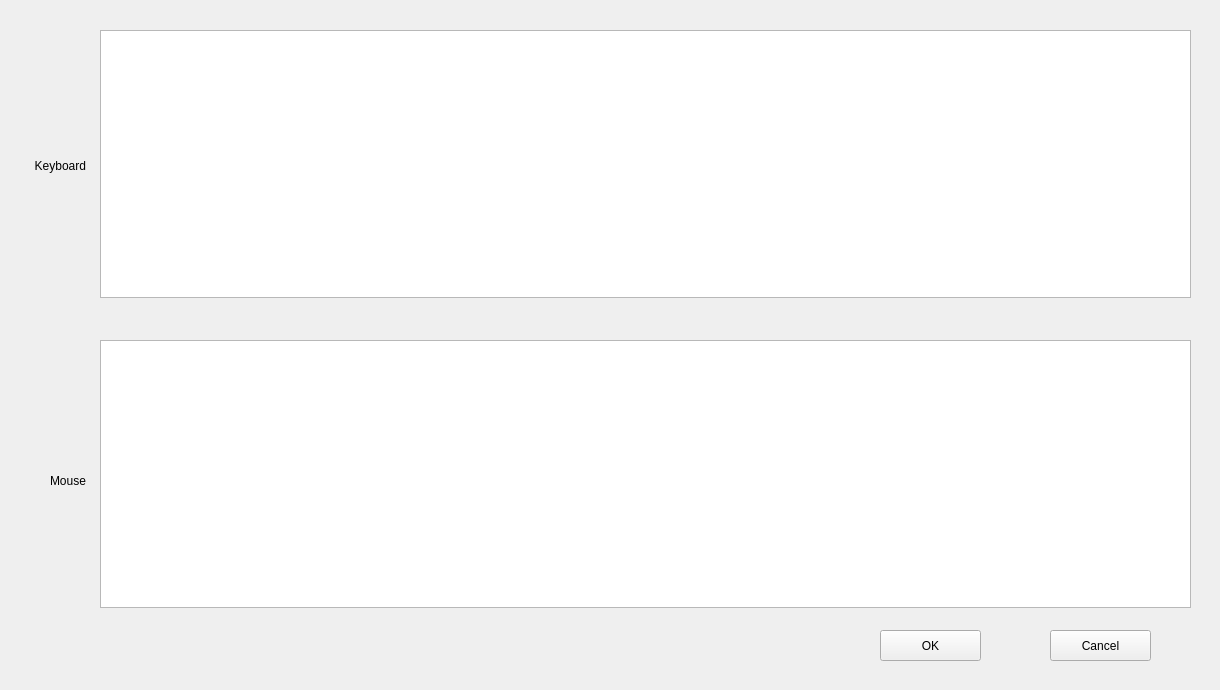
Before: the Qt Designer form QKeyMapper/qinputdevicelistwindow.ui in Zalafina/QKeyMapper, drawn with Qt 5.
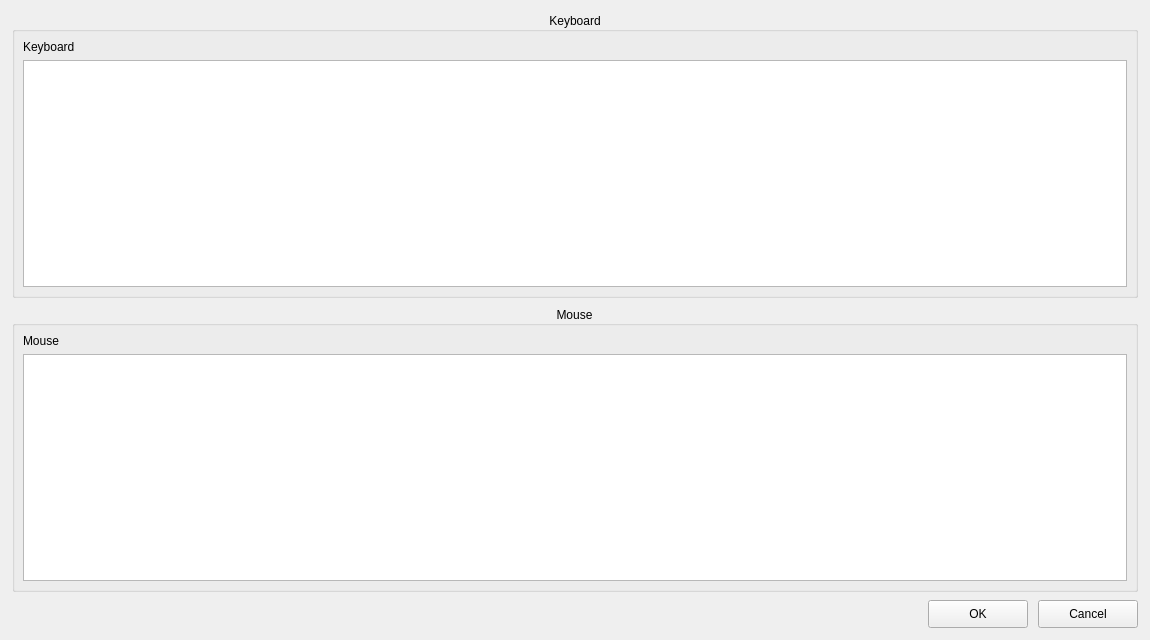
After: the same form once the commit is applied.

Commit message: refactor(ui): modernize Batch 2A dialog layouts and enforce GroupBox standards

```diff
--- a/QKeyMapper/qinputdevicelistwindow.ui
+++ b/QKeyMapper/qinputdevicelistwindow.ui
@@ -9,124 +9,200 @@
    <rect>
     <x>0</x>
     <y>0</y>
-    <width>1220</width>
-    <height>690</height>
+    <width>1150</width>
+    <height>640</height>
    </rect>
   </property>
   <property name="sizePolicy">
-   <sizepolicy hsizetype="Fixed" vsizetype="Fixed">
+   <sizepolicy hsizetype="Preferred" vsizetype="Preferred">
     <horstretch>0</horstretch>
     <verstretch>0</verstretch>
    </sizepolicy>
   </property>
   <property name="minimumSize">
    <size>
-    <width>1220</width>
-    <height>690</height>
-   </size>
-  </property>
-  <property name="maximumSize">
-   <size>
-    <width>1220</width>
-    <height>690</height>
+    <width>920</width>
+    <height>520</height>
    </size>
   </property>
   <property name="windowTitle">
    <string>Input Device List</string>
   </property>
-  <widget class="QPushButton" name="confirmButton">
-   <property name="geometry">
-    <rect>
-     <x>880</x>
-     <y>630</y>
-     <width>101</width>
-     <height>31</height>
-    </rect>
+  <layout class="QVBoxLayout" name="mainVerticalLayout">
+   <property name="spacing">
+    <number>8</number>
    </property>
-   <property name="focusPolicy">
-    <enum>Qt::FocusPolicy::NoFocus</enum>
+   <property name="leftMargin">
+    <number>12</number>
    </property>
-   <property name="text">
-    <string>OK</string>
+   <property name="topMargin">
+    <number>12</number>
    </property>
-   <property name="autoDefault">
-    <bool>false</bool>
+   <property name="rightMargin">
+    <number>12</number>
    </property>
-   <property name="default">
-    <bool>false</bool>
+   <property name="bottomMargin">
+    <number>12</number>
    </property>
-  </widget>
-  <widget class="QPushButton" name="cancelButton">
-   <property name="geometry">
-    <rect>
-     <x>1050</x>
-     <y>630</y>
-     <width>101</width>
-     <height>31</height>
-    </rect>
-   </property>
-   <property name="focusPolicy">
-    <enum>Qt::FocusPolicy::NoFocus</enum>
-   </property>
-   <property name="text">
-    <string>Cancel</string>
-   </property>
-   <property name="autoDefault">
-    <bool>false</bool>
-   </property>
-  </widget>
-  <widget class="QTableWidget" name="keyboardDeviceTable">
-   <property name="geometry">
-    <rect>
-     <x>100</x>
-     <y>30</y>
-     <width>1091</width>
-     <height>268</height>
-    </rect>
-   </property>
-  </widget>
-  <widget class="QTableWidget" name="mouseDeviceTable">
-   <property name="geometry">
-    <rect>
-     <x>100</x>
-     <y>340</y>
-     <width>1091</width>
-     <height>268</height>
-    </rect>
-   </property>
-  </widget>
-  <widget class="QLabel" name="keyboardLabel">
-   <property name="geometry">
-    <rect>
-     <x>5</x>
-     <y>155</y>
-     <width>81</width>
-     <height>22</height>
-    </rect>
-   </property>
-   <property name="text">
-    <string>Keyboard</string>
-   </property>
-   <property name="alignment">
-    <set>Qt::AlignmentFlag::AlignRight|Qt::AlignmentFlag::AlignTrailing|Qt::AlignmentFlag::AlignVCenter</set>
-   </property>
-  </widget>
-  <widget class="QLabel" name="mouseLabel">
-   <property name="geometry">
-    <rect>
-     <x>5</x>
-     <y>470</y>
-     <width>81</width>
-     <height>22</height>
-    </rect>
-   </property>
-   <property name="text">
-    <string>Mouse</string>
-   </property>
-   <property name="alignment">
-    <set>Qt::AlignmentFlag::AlignRight|Qt::AlignmentFlag::AlignTrailing|Qt::AlignmentFlag::AlignVCenter</set>
-   </property>
-  </widget>
+   <item>
+    <widget class="QGroupBox" name="keyboardGroupBox">
+     <property name="title">
+      <string>Keyboard</string>
+     </property>
+     <property name="alignment">
+      <set>Qt::AlignmentFlag::AlignCenter</set>
+     </property>
+     <layout class="QVBoxLayout" name="keyboardGroupLayout">
+      <property name="spacing">
+       <number>6</number>
+      </property>
+      <property name="leftMargin">
+       <number>8</number>
+      </property>
+      <property name="topMargin">
+       <number>8</number>
+      </property>
+      <property name="rightMargin">
+       <number>8</number>
+      </property>
+      <property name="bottomMargin">
+       <number>8</number>
+      </property>
+      <item>
+       <widget class="QLabel" name="keyboardLabel">
+        <property name="visible">
+         <bool>false</bool>
+        </property>
+        <property name="text">
+         <string>Keyboard</string>
+        </property>
+       </widget>
+      </item>
+      <item>
+       <widget class="QTableWidget" name="keyboardDeviceTable">
+        <property name="sizePolicy">
+         <sizepolicy hsizetype="Expanding" vsizetype="Expanding">
+          <horstretch>0</horstretch>
+          <verstretch>1</verstretch>
+         </sizepolicy>
+        </property>
+       </widget>
+      </item>
+     </layout>
+    </widget>
+   </item>
+   <item>
+    <widget class="QGroupBox" name="mouseGroupBox">
+     <property name="title">
+      <string>Mouse</string>
+     </property>
+     <property name="alignment">
+      <set>Qt::AlignmentFlag::AlignCenter</set>
+     </property>
+     <layout class="QVBoxLayout" name="mouseGroupLayout">
+      <property name="spacing">
+       <number>6</number>
+      </property>
+      <property name="leftMargin">
+       <number>8</number>
+      </property>
+      <property name="topMargin">
+       <number>8</number>
+      </property>
+      <property name="rightMargin">
+       <number>8</number>
+      </property>
+      <property name="bottomMargin">
+       <number>8</number>
+      </property>
+      <item>
+       <widget class="QLabel" name="mouseLabel">
+        <property name="visible">
+         <bool>false</bool>
+        </property>
+        <property name="text">
+         <string>Mouse</string>
+        </property>
+       </widget>
+      </item>
+      <item>
+       <widget class="QTableWidget" name="mouseDeviceTable">
+        <property name="sizePolicy">
+         <sizepolicy hsizetype="Expanding" vsizetype="Expanding">
+          <horstretch>0</horstretch>
+          <verstretch>1</verstretch>
+         </sizepolicy>
+        </property>
+       </widget>
+      </item>
+     </layout>
+    </widget>
+   </item>
+   <item>
+    <layout class="QHBoxLayout" name="bottomButtonLayout">
+     <property name="spacing">
+      <number>10</number>
+     </property>
+     <item>
+      <spacer name="horizontalSpacer">
+       <property name="orientation">
+        <enum>Qt::Orientation::Horizontal</enum>
+       </property>
+       <property name="sizeHint" stdset="0">
+        <size>
+         <width>40</width>
+         <height>20</height>
+        </size>
+       </property>
+      </spacer>
+     </item>
+     <item>
+      <widget class="QPushButton" name="confirmButton">
+       <property name="minimumSize">
+        <size>
+         <width>100</width>
+         <height>28</height>
+        </size>
+       </property>
+       <property name="focusPolicy">
+        <enum>Qt::FocusPolicy::NoFocus</enum>
+       </property>
+       <property name="text">
+        <string>OK</string>
+       </property>
+       <property name="autoDefault">
+        <bool>false</bool>
+       </property>
+       <property name="default">
+        <bool>false</bool>
+       </property>
+      </widget>
+     </item>
+     <item>
+      <widget class="QPushButton" name="cancelButton">
+       <property name="minimumSize">
+        <size>
+         <width>100</width>
+         <height>28</height>
+        </size>
+       </property>
+       <property name="focusPolicy">
+        <enum>Qt::FocusPolicy::NoFocus</enum>
+       </property>
+       <property name="text">
+        <string>Cancel</string>
+       </property>
+       <property name="autoDefault">
+        <bool>false</bool>
+       </property>
+       <property name="default">
+        <bool>false</bool>
+       </property>
+      </widget>
+     </item>
+    </layout>
+   </item>
+  </layout>
  </widget>
  <resources/>
  <connections/>
```
The commit also changes 15 other files.
